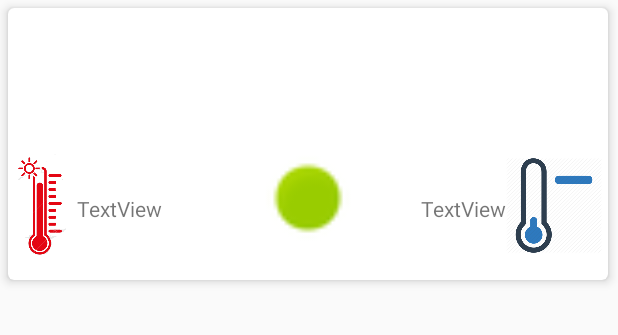
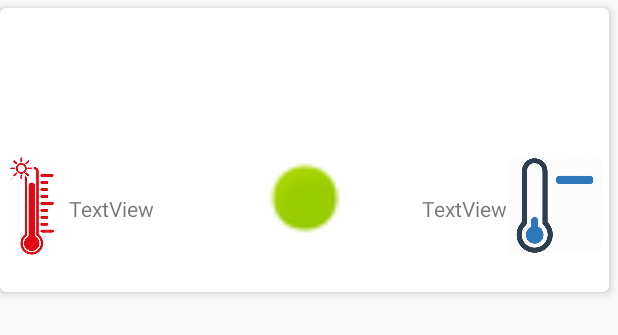
Before and after one commit to sharif-dev/HW1_Weather, an Android app: the layout day_card.xml on its own in the app's theme, with its tools: preview values and no code run, on a phone screen of 412 x 824 dp. Shown: the top 335 px of the screen. Run offline under Robolectric (Android 15) with nearby library versions, the phone set to English and light mode, and no system bars.

Commit message:
fix layouts so their width don't exceed screen width

```diff
--- a/app/src/main/res/layout/day_card.xml
+++ b/app/src/main/res/layout/day_card.xml
@@ -1,18 +1,28 @@
 <?xml version="1.0" encoding="utf-8"?>
-<androidx.cardview.widget.CardView xmlns:android="http://schemas.android.com/apk/res/android"
+<androidx.constraintlayout.widget.ConstraintLayout xmlns:android="http://schemas.android.com/apk/res/android"
     xmlns:app="http://schemas.android.com/apk/res-auto"
-    xmlns:tools="http://schemas.android.com/tools"
-    android:layout_width="wrap_content"
-    android:layout_height="wrap_content"
+    android:layout_width="match_parent"
+    android:layout_height="200dp">
+
+    <androidx.cardview.widget.CardView
+        android:layout_width="match_parent"
+        android:layout_height="match_parent"
         android:layout_marginHorizontal="5dp"
         android:layout_marginVertical="5dp"
+        android:layout_marginTop="545dp"
+        android:layout_marginEnd="6dp"
+        android:layout_marginBottom="550dp"
         android:foregroundGravity="center"
         app:cardCornerRadius="4dp"
         app:cardElevation="4dp"
-    app:contentPadding="4dp">
+        app:contentPadding="4dp"
+        app:layout_constraintBottom_toBottomOf="parent"
+        app:layout_constraintEnd_toEndOf="parent"
+        app:layout_constraintStart_toStartOf="parent"
+        app:layout_constraintTop_toTopOf="parent">
 
         <androidx.constraintlayout.widget.ConstraintLayout
-        android:layout_width="392dp"
+            android:layout_width="match_parent"
             android:layout_height="173dp">
 
             <ImageView
@@ -65,24 +75,24 @@
                 android:id="@+id/imageView2"
                 android:layout_width="36dp"
                 android:layout_height="69dp"
+                android:src="@drawable/high_temp"
                 app:layout_constraintBottom_toBottomOf="parent"
                 app:layout_constraintEnd_toEndOf="parent"
                 app:layout_constraintHorizontal_bias="0.0"
                 app:layout_constraintStart_toStartOf="parent"
                 app:layout_constraintTop_toTopOf="parent"
-            app:layout_constraintVertical_bias="0.9"
-            android:src="@drawable/high_temp" />
+                app:layout_constraintVertical_bias="0.9" />
 
             <ImageView
                 android:id="@+id/imageView3"
                 android:layout_width="64dp"
                 android:layout_height="87dp"
                 android:layout_marginTop="84dp"
+                android:src="@drawable/low_temp"
                 app:layout_constraintEnd_toEndOf="parent"
                 app:layout_constraintHorizontal_bias="1.0"
                 app:layout_constraintStart_toStartOf="parent"
-            app:layout_constraintTop_toTopOf="parent"
-            android:src="@drawable/low_temp" />
+                app:layout_constraintTop_toTopOf="parent" />
 
             <TextView
                 android:id="@+id/lt"
@@ -98,3 +108,4 @@
         </androidx.constraintlayout.widget.ConstraintLayout>
 
     </androidx.cardview.widget.CardView>
+</androidx.constraintlayout.widget.ConstraintLayout>
```
Lines whose indentation alone changed are shown as unchanged.
